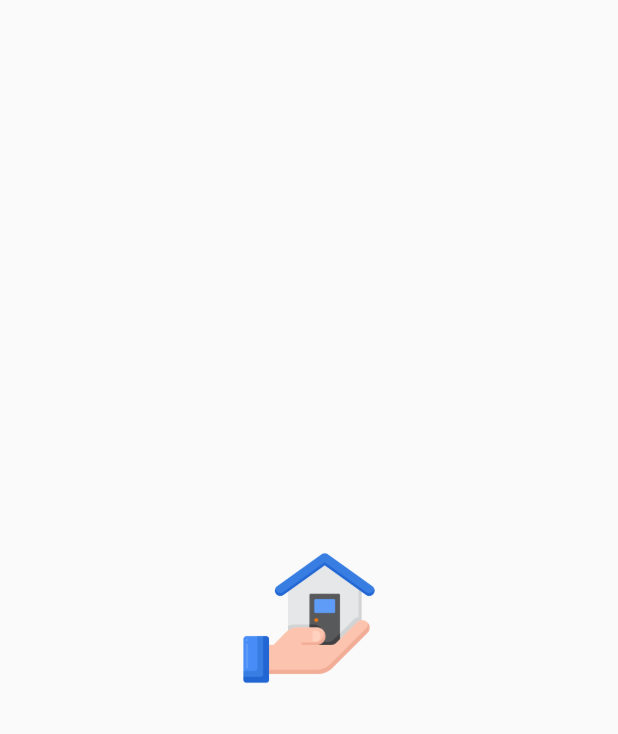
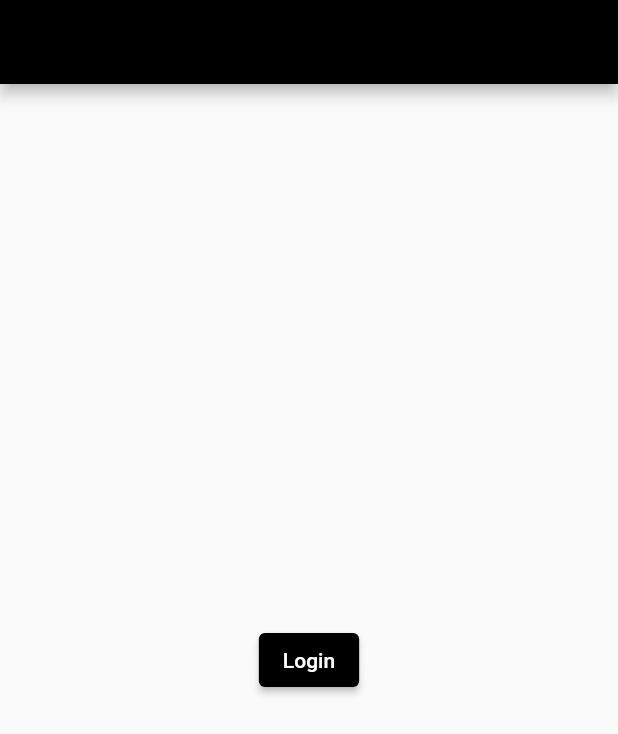
Before and after one commit to Neeraj-SD/workflow_customer, a Flutter app: the first screen one second after launch, on a phone screen of 412 x 824 dp. Shown: the top 734 px of the screen. Run offline on Flutter 3.47's test engine with Material 2 defaults, Android fonts, the phone set to English and light mode, and no system bars; our stand-ins replace flutter_mobx, get, get_storage, google_sign_in, mobx, shared_preferences and 2 more; missing offline and left inert: country_calling_code_picker; generated files the repository leaves out were written again.

Commit message:
added auth feature

```diff
--- /dev/null
+++ b/lib/auth/model/user.dart
@@ -0,0 +1,49 @@
+// To parse this JSON data, do
+//
+//     final userModel = userModelFromJson(jsonString);
+
+import 'dart:convert';
+
+UserModel userModelFromJson(String str) => UserModel.fromJson(json.decode(str));
+
+String userModelToJson(UserModel data) => json.encode(data.toJson());
+
+class UserModel {
+  String? email;
+  String? name;
+  bool? isCustomer;
+  bool? isComplete;
+  String? picture;
+  String? phoneNumber;
+  String? address;
+
+  UserModel({
+    this.email,
+    this.name,
+    this.isCustomer,
+    this.isComplete,
+    this.picture,
+    this.phoneNumber,
+    this.address,
+  });
+
+  factory UserModel.fromJson(Map<String, dynamic> json) => UserModel(
+        email: json["email"],
+        name: json["name"],
+        isCustomer: json["is_customer"],
+        isComplete: json["is_complete"],
+        picture: json["picture"],
+        phoneNumber: json["phone_number"],
+        address: json["address"],
+      );
+
+  Map<String, dynamic> toJson() => {
+        "email": email,
+        "name": name,
+        "is_customer": isCustomer,
+        "is_complete": isComplete,
+        "picture": picture,
+        "phone_number": phoneNumber,
+        "address": address,
+      };
+}
--- /dev/null
+++ b/lib/auth/view/login_screen.dart
@@ -0,0 +1,23 @@
+import 'package:flutter/material.dart';
+import 'package:flutter/src/widgets/framework.dart';
+import 'package:flutter/src/widgets/placeholder.dart';
+import 'package:get/get.dart';
+import 'package:workflow_customer/auth/controller/auth_controller.dart';
+
+class LoginScreen extends StatelessWidget {
+  LoginScreen({super.key});
+
+  final AuthController controller = Get.find();
+
+  @override
+  Widget build(BuildContext context) {
+    return Scaffold(
+      appBar: AppBar(),
+      body: Center(
+          child: ElevatedButton(
+        onPressed: () => controller.googleSignIn(),
+        child: const Text('Login'),
+      )),
+    );
+  }
+}
--- a/lib/main.dart
+++ b/lib/main.dart
@@ -1,18 +1,26 @@
 import 'package:flutter/material.dart';
 import 'package:flutter/services.dart';
 import 'package:flutter_mobx/flutter_mobx.dart';
+import 'package:get/get.dart';
+import 'package:get_storage/get_storage.dart';
+import 'package:workflow_customer/auth/view/login_screen.dart';
 import 'package:workflow_customer/components/my_scroll_behaviour.dart';
+import 'package:workflow_customer/getx_di.dart';
+import 'package:workflow_customer/screens/dashboard_screen.dart';
 import 'package:workflow_customer/screens/splash_screen.dart';
 import 'package:workflow_customer/utils/colors.dart';
 import 'package:workflow_customer/utils/constant.dart';
+import 'package:workflow_customer/utils/themes.dart';
 
 import 'store/appData.dart';
 
 AppData appData = AppData();
 
-void main() {
+void main() async {
   WidgetsFlutterBinding.ensureInitialized();
-  SystemChrome.setPreferredOrientations(
+  await GetStorage.init();
+  GetXDependencyInjector().onInit();
+  await SystemChrome.setPreferredOrientations(
       [DeviceOrientation.portraitUp, DeviceOrientation.portraitDown]);
 
   runApp(MyApp());
@@ -21,94 +29,34 @@ void main() {
 class MyApp extends StatelessWidget {
   MyApp({Key? key}) : super(key: key);
 
+  final storage = GetStorage();
+
   @override
   Widget build(BuildContext context) {
     return Observer(
       builder: (context) {
-        return MaterialApp(
+        return GetMaterialApp(
           scrollBehavior: MyScrollBehavior(),
           debugShowCheckedModeBanner: false,
           title: appName,
-          theme: ThemeData.light().copyWith(
-            colorScheme: ColorScheme(
-              brightness: Brightness.light,
-              primary: primaryColor,
-              onPrimary: whiteColor,
-              secondary: secondaryColor,
-              onSecondary: secondaryColor,
-              error: redColor,
-              onError: redColor,
-              background: whiteColor,
-              onBackground: whiteColor,
-              surface: whiteColor,
-              onSurface: blackColor,
-            ),
-            primaryColor: primaryColor,
-            secondaryHeaderColor: whiteColor,
-            iconTheme: IconThemeData(color: primaryColor),
-            tabBarTheme: TabBarTheme(labelColor: Colors.black),
-            listTileTheme: ListTileThemeData(iconColor: blackColor),
-            brightness: Brightness.light,
-            dividerColor: transparent,
-            appBarTheme: AppBarTheme(
-              iconTheme: IconThemeData(color: primaryColor),
-              titleTextStyle: TextStyle(color: primaryColor),
-              systemOverlayStyle: SystemUiOverlayStyle(
-                  statusBarIconBrightness: Brightness.dark),
-            ),
-            bottomNavigationBarTheme: BottomNavigationBarThemeData(
-              backgroundColor: whiteColor,
-              selectedItemColor: bottomSelectedColor,
-              unselectedItemColor: bottomUnselectedColor,
-            ),
-          ),
-          darkTheme: ThemeData.dark().copyWith(
-            colorScheme: ColorScheme(
-              brightness: Brightness.light,
-              primary: Colors.black,
-              onPrimary: Colors.white,
-              secondary: secondaryColor,
-              onSecondary: secondaryColor,
-              error: redColor,
-              onError: redColor,
-              background: whiteColor,
-              onBackground: whiteColor,
-              surface: greyColor,
-              onSurface: blackColor,
-            ),
-            primaryColor: whiteColor,
-            secondaryHeaderColor: primaryColor,
-            iconTheme: IconThemeData(color: whiteColor),
-            brightness: Brightness.dark,
-            tabBarTheme: TabBarTheme(labelColor: Colors.white),
-            listTileTheme: ListTileThemeData(iconColor: whiteColor),
-            dividerColor: transparent,
-            dialogTheme: DialogTheme(
-              backgroundColor: Colors.grey,
-              titleTextStyle: TextStyle(
-                color: blackColor,
-                fontWeight: FontWeight.w500,
-                fontSize: 18,
-              ),
-              contentTextStyle: TextStyle(color: Colors.black),
-            ),
-            expansionTileTheme: ExpansionTileThemeData(
-                iconColor: whiteColor, textColor: whiteColor),
-            bottomNavigationBarTheme: BottomNavigationBarThemeData(
-              backgroundColor: Colors.black,
-              selectedItemColor: Colors.white,
-              unselectedItemColor: Colors.grey.shade500,
-            ),
-            appBarTheme: AppBarTheme(
-              iconTheme: IconThemeData(color: whiteColor),
-              titleTextStyle: TextStyle(color: whiteColor),
-              systemOverlayStyle: SystemUiOverlayStyle(
-                  statusBarIconBrightness: Brightness.light),
-            ),
-          ),
+          theme: lightTheme,
+          darkTheme: darkTheme,
           themeMode: appData.mode,
           // home: SplashScreen(),
-          home: SplashScreen(),
+          // home: SplashScreen(),
+          initialRoute: '/',
+
+          getPages: [
+            GetPage(
+                name: '/',
+                page: () => storage.hasData('authToken')
+                    ? storage.read('isComplete') ?? false
+                        ? DashBoardScreen()
+                        : DashBoardScreen()
+                    : LoginScreen()),
+            // GetPage(name: '/posts', page: () => PostsScreen()),
+            GetPage(name: '/login', page: () => LoginScreen()),
+          ],
         );
       },
     );
--- /dev/null
+++ b/lib/utils/themes.dart
@@ -0,0 +1,82 @@
+import 'package:flutter/material.dart';
+import 'package:flutter/services.dart';
+import 'package:workflow_customer/utils/colors.dart';
+
+final ThemeData lightTheme = ThemeData.light().copyWith(
+  colorScheme: const ColorScheme(
+    brightness: Brightness.light,
+    primary: primaryColor,
+    onPrimary: whiteColor,
+    secondary: secondaryColor,
+    onSecondary: secondaryColor,
+    error: redColor,
+    onError: redColor,
+    background: whiteColor,
+    onBackground: whiteColor,
+    surface: whiteColor,
+    onSurface: blackColor,
+  ),
+  primaryColor: primaryColor,
+  secondaryHeaderColor: whiteColor,
+  iconTheme: const IconThemeData(color: primaryColor),
+  tabBarTheme: const TabBarTheme(labelColor: Colors.black),
+  listTileTheme: const ListTileThemeData(iconColor: blackColor),
+  brightness: Brightness.light,
+  dividerColor: transparent,
+  appBarTheme: const AppBarTheme(
+    iconTheme: IconThemeData(color: primaryColor),
+    titleTextStyle: TextStyle(color: primaryColor),
+    systemOverlayStyle:
+        SystemUiOverlayStyle(statusBarIconBrightness: Brightness.dark),
+  ),
+  bottomNavigationBarTheme: BottomNavigationBarThemeData(
+    backgroundColor: whiteColor,
+    selectedItemColor: bottomSelectedColor,
+    unselectedItemColor: bottomUnselectedColor,
+  ),
+);
+
+final ThemeData darkTheme = ThemeData.dark().copyWith(
+  colorScheme: const ColorScheme(
+    brightness: Brightness.light,
+    primary: Colors.black,
+    onPrimary: Colors.white,
+    secondary: secondaryColor,
+    onSecondary: secondaryColor,
+    error: redColor,
+    onError: redColor,
+    background: whiteColor,
+    onBackground: whiteColor,
+    surface: greyColor,
+    onSurface: blackColor,
+  ),
+  primaryColor: whiteColor,
+  secondaryHeaderColor: primaryColor,
+  iconTheme: const IconThemeData(color: whiteColor),
+  brightness: Brightness.dark,
+  tabBarTheme: const TabBarTheme(labelColor: Colors.white),
+  listTileTheme: const ListTileThemeData(iconColor: whiteColor),
+  dividerColor: transparent,
+  dialogTheme: const DialogTheme(
+    backgroundColor: Colors.grey,
+    titleTextStyle: TextStyle(
+      color: blackColor,
+      fontWeight: FontWeight.w500,
+      fontSize: 18,
+    ),
+    contentTextStyle: TextStyle(color: Colors.black),
+  ),
+  expansionTileTheme: const ExpansionTileThemeData(
+      iconColor: whiteColor, textColor: whiteColor),
+  bottomNavigationBarTheme: BottomNavigationBarThemeData(
+    backgroundColor: Colors.black,
+    selectedItemColor: Colors.white,
+    unselectedItemColor: Colors.grey.shade500,
+  ),
+  appBarTheme: const AppBarTheme(
+    iconTheme: IconThemeData(color: whiteColor),
+    titleTextStyle: TextStyle(color: whiteColor),
+    systemOverlayStyle:
+        SystemUiOverlayStyle(statusBarIconBrightness: Brightness.light),
+  ),
+);
```
Also changed, not shown: lib/auth/controller/auth_controller.dart (added, +74 -0 lines), lib/core/api_provider.dart (added, +63 -0 lines), lib/getx_di.dart (added, +10 -0 lines), pubspec.yaml (+7 -0 lines), lib/utils/colors.dart (line endings or trailing spaces), pubspec.lock.
